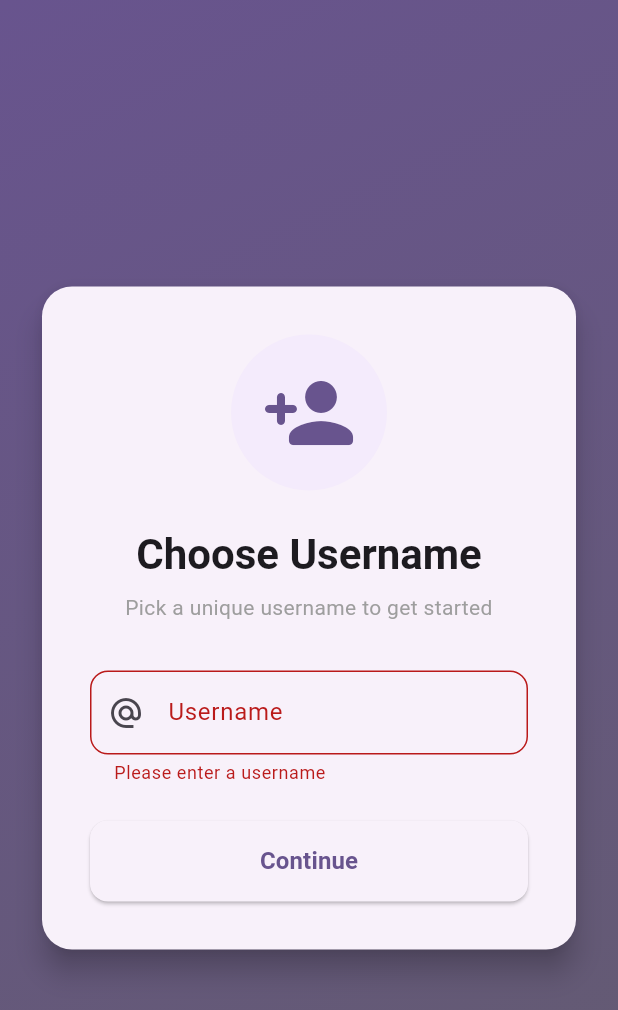
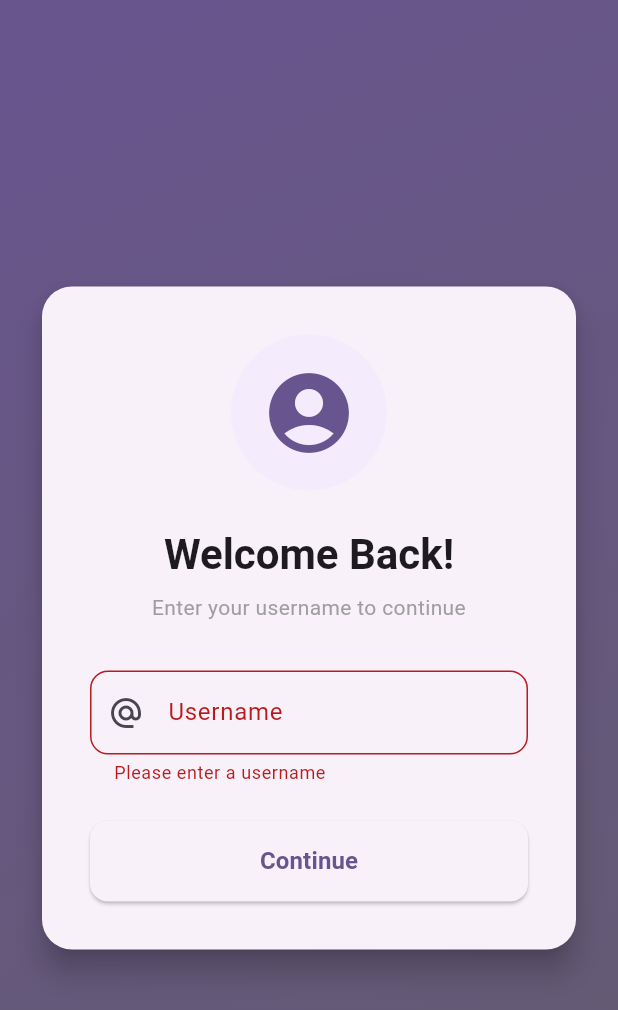
Before and after one commit to sahil00016/distributed_chat, a Flutter app: the screen it shows after launch, after a tap on "Continue", on a phone screen of 412 x 824 dp. Shown: the top 1010 px of the screen. Run offline on Flutter 3.47's test engine with Material 3 defaults, Android fonts, the phone set to English and light mode, and no system bars; our stand-ins replace file_picker, flutter_spinkit, shared_preferences, supabase_flutter; accounts and stored records are empty.

Commit message:
Allow login with existing username instead of only registration

```diff
--- a/client_flutter/lib/screens/username_setup_screen.dart
+++ b/client_flutter/lib/screens/username_setup_screen.dart
@@ -33,7 +33,6 @@ class _UsernameSetupScreenState extends State<UsernameSetupScreen> {
 
     try {
       final username = _usernameController.text.trim();
-      final userId = const Uuid().v4();
 
       // Check if username already exists in Supabase
       final response = await Supabase.instance.client
@@ -42,21 +41,28 @@ class _UsernameSetupScreenState extends State<UsernameSetupScreen> {
           .eq('username', username)
           .maybeSingle();
 
+      String userId;
+
       if (response != null) {
-        setState(() {
-          _errorMessage = 'Username already taken. Please choose another.';
-          _isLoading = false;
+        // User exists - login
+        userId = response['id'] as String;
+
+        // Update online status
+        await Supabase.instance.client
+            .from('chat_users')
+            .update({'is_online': true})
+            .eq('id', userId);
+      } else {
+        // New user - register
+        userId = const Uuid().v4();
+
+        await Supabase.instance.client.from('chat_users').insert({
+          'id': userId,
+          'username': username,
+          'created_at': DateTime.now().toIso8601String(),
+          'is_online': true,
         });
-        return;
       }
-
-      // Insert new user
-      await Supabase.instance.client.from('chat_users').insert({
-        'id': userId,
-        'username': username,
-        'created_at': DateTime.now().toIso8601String(),
-        'is_online': true,
-      });
 
       // Save to local storage
       final prefs = await SharedPreferences.getInstance();
@@ -123,7 +129,7 @@ class _UsernameSetupScreenState extends State<UsernameSetupScreen> {
                             shape: BoxShape.circle,
                           ),
                           child: Icon(
-                            Icons.person_add_rounded,
+                            Icons.account_circle_rounded,
                             size: 64,
                             color: Theme.of(context).colorScheme.primary,
                           ),
@@ -132,7 +138,7 @@ class _UsernameSetupScreenState extends State<UsernameSetupScreen> {
 
                         // Title
                         Text(
-                          'Choose Username',
+                          'Welcome Back!',
                           style: Theme.of(context)
                               .textTheme
                               .headlineMedium
@@ -142,7 +148,7 @@ class _UsernameSetupScreenState extends State<UsernameSetupScreen> {
                         ),
                         const SizedBox(height: 8),
                         Text(
-                          'Pick a unique username to get started',
+                          'Enter your username to continue',
                           style: Theme.of(context).textTheme.bodyMedium?.copyWith(
                                 color: Colors.grey,
                               ),
```
